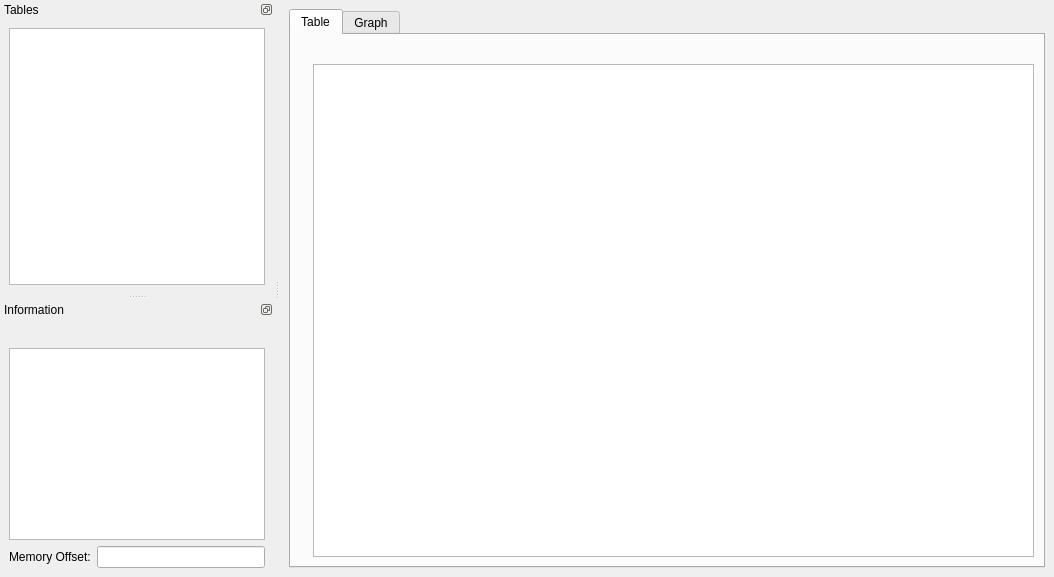
This is src/ui/tuneeditor.ui in LibreTuner/LibreTuner as Qt 5 draws it before an edit. The edited form follows.
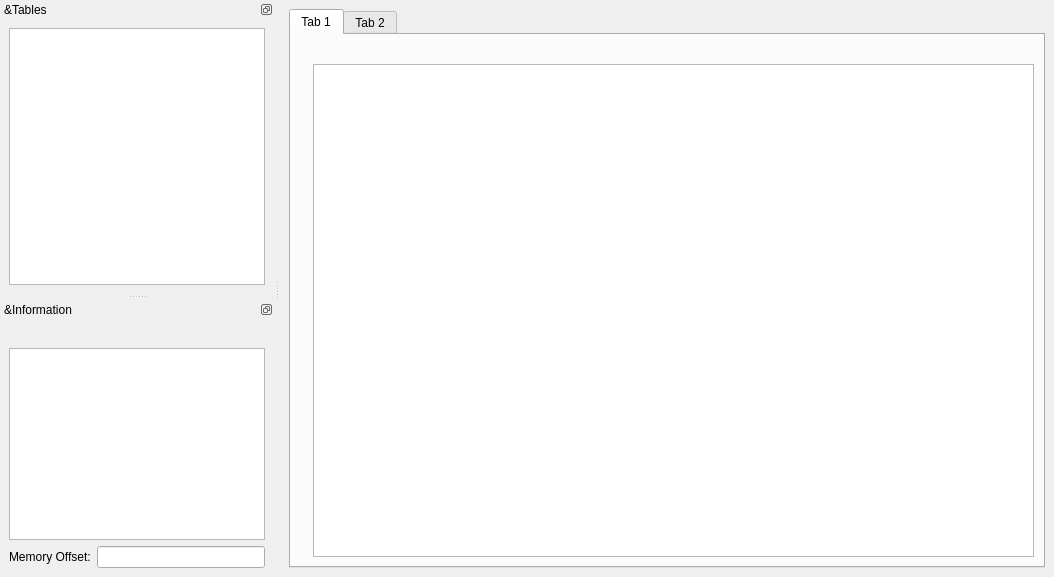
This is the edited form. Custom widgets are drawn as their Qt base class.

Diff of the .ui file:
```diff
--- a/src/ui/tuneeditor.ui
+++ b/src/ui/tuneeditor.ui
@@ -25,17 +25,11 @@
       </property>
       <widget class="QWidget" name="tabTable">
        <attribute name="title">
-        <string>Table</string>
+        <string>Tab 1</string>
        </attribute>
-       <layout class="QHBoxLayout" name="horizontalLayout_2">
+       <layout class="QVBoxLayout" name="verticalLayout_4">
         <item>
-         <widget class="VerticalLabel" name="labelAxisY">
-          <property name="maximumSize">
-           <size>
-            <width>110</width>
-            <height>16777215</height>
-           </size>
-          </property>
+         <widget class="QLabel" name="labelAxisX">
           <property name="text">
            <string/>
           </property>
@@ -45,12 +39,15 @@
          </widget>
         </item>
         <item>
-         <layout class="QVBoxLayout" name="verticalLayout_3">
-          <property name="spacing">
-           <number>6</number>
-          </property>
+         <layout class="QHBoxLayout" name="horizontalLayout_2">
           <item>
-           <widget class="QLabel" name="labelAxisX">
+           <widget class="VerticalLabel" name="labelAxisY">
+            <property name="maximumSize">
+             <size>
+              <width>110</width>
+              <height>16777215</height>
+             </size>
+            </property>
             <property name="text">
              <string/>
             </property>
@@ -78,7 +75,7 @@
       </widget>
       <widget class="QWidget" name="tabGraph">
        <attribute name="title">
-        <string>Graph</string>
+        <string>Tab 2</string>
        </attribute>
       </widget>
      </widget>
@@ -96,7 +93,7 @@
     <set>QDockWidget::DockWidgetFloatable|QDockWidget::DockWidgetMovable</set>
    </property>
    <property name="windowTitle">
-    <string>Tables</string>
+    <string>&amp;Tables</string>
    </property>
    <attribute name="dockWidgetArea">
     <number>1</number>
@@ -135,7 +132,7 @@
     <set>QDockWidget::DockWidgetFloatable|QDockWidget::DockWidgetMovable</set>
    </property>
    <property name="windowTitle">
-    <string>Information</string>
+    <string>&amp;Information</string>
    </property>
    <attribute name="dockWidgetArea">
     <number>1</number>
@@ -216,6 +213,12 @@
    <extends>QLabel</extends>
    <header>ui/verticallabel.h</header>
   </customwidget>
+  <customwidget>
+   <class>GraphWidget</class>
+   <extends>QWidget</extends>
+   <header>ui/graphwidget.h</header>
+   <container>1</container>
+  </customwidget>
  </customwidgets>
  <resources/>
  <connections/>
```
Left out of the diff: 26 changed lines with no effect on the pictures.
